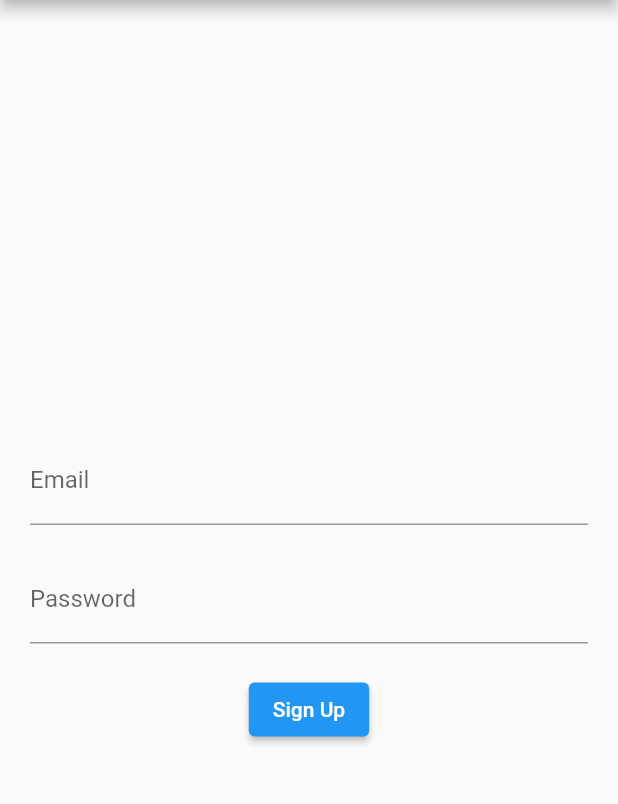
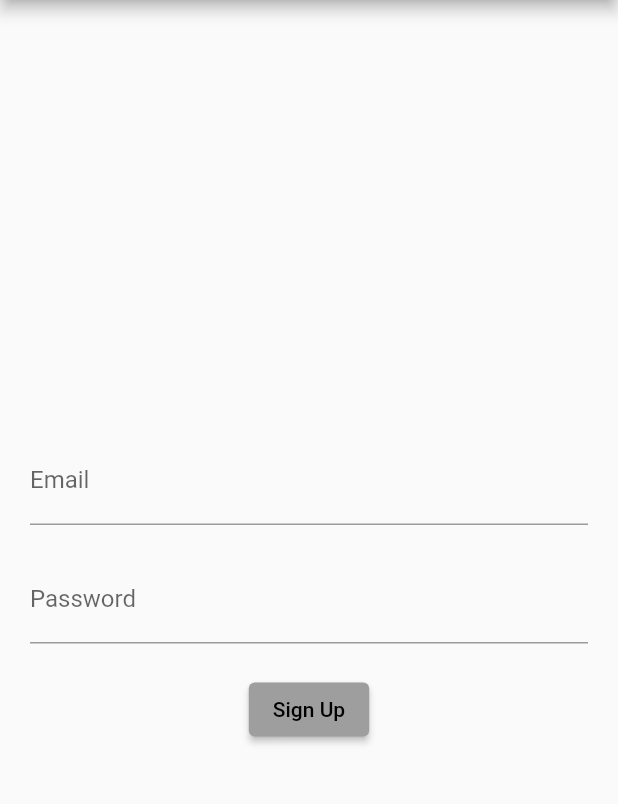
Before and after one commit to shivamnayakdatopic/Form-Validation-Using-Bloc, a Flutter app: the screen it shows after launch, after a tap on "Sign Up", on a phone screen of 412 x 824 dp, the part 84-888 px from its top. Run offline on Flutter 3.47's test engine with Material 2 defaults, Android fonts, the phone set to English and light mode, and no system bars; our stand-ins replace email_validator, flutter_bloc.

```diff
--- a/lib/Screen/signup/signup.dart
+++ b/lib/Screen/signup/signup.dart
@@ -3,7 +3,10 @@ import 'package:flutter_bloc/flutter_bloc.dart';
 import 'package:form_validation/Screen/signup/signup_bloc/signup_bloc_bloc.dart';
 
 class SignUp extends StatelessWidget {
-  const SignUp({super.key});
+  SignUp({super.key});
+
+  TextEditingController emailValue = TextEditingController();
+  TextEditingController passwordValue = TextEditingController();
 
   @override
   Widget build(BuildContext context) {
@@ -20,7 +23,7 @@ class SignUp extends StatelessWidget {
           child: Column(
             mainAxisAlignment: MainAxisAlignment.center,
             children: [
-              BlocBuilder<SignupBlocBloc, SignupBlocState>(
+              BlocBuilder<SignupBloc, SignupBlocState>(
                 builder: (context, state) {
                   if (state is SignupError) {
                     return Text(
@@ -33,26 +36,51 @@ class SignUp extends StatelessWidget {
                 },
               ),
               const SizedBox(height: 20.0),
-              const TextField(
-                // onChanged: (value) {
-                //   BlocProvider.of<SignupBlocBloc>(context).add(OnChangeField(email,password));
-                // },
-                decoration: InputDecoration(
+              TextField(
+                onChanged: (value) {
+                  BlocProvider.of<SignupBloc>(context)
+                      .add(OnChangeField(emailValue.text, passwordValue.text));
+                },
+                controller: emailValue,
+                decoration: const InputDecoration(
                   labelText: 'Email',
                 ),
               ),
               const SizedBox(height: 20.0),
-              const TextField(
+              TextField(
+                onChanged: (value) {
+                  BlocProvider.of<SignupBloc>(context)
+                      .add(OnChangeField(emailValue.text, passwordValue.text));
+                },
+                controller: passwordValue,
                 obscureText: true,
-                decoration: InputDecoration(
+                decoration: const InputDecoration(
                   labelText: 'Password',
                 ),
               ),
               const SizedBox(height: 20.0),
-              ElevatedButton(
-                child: Text('Sign Up'),
-                onPressed: () {
-                  // Perform signup logic here
+              BlocBuilder<SignupBloc, SignupBlocState>(
+                builder: (context, state) {
+                  if (state is SignupLoading) {
+                    const Center(
+                      child: CircularProgressIndicator(),
+                    );
+                  }
+                  return ElevatedButton(
+                    style: ElevatedButton.styleFrom(
+                        backgroundColor:
+                            (state is SignupValid) ? Colors.blue : Colors.grey),
+                    child: const Text(
+                      'Sign Up',
+                      style: TextStyle(color: Colors.black),
+                    ),
+                    onPressed: () {
+                      if (state is SignupValid) {
+                        BlocProvider.of<SignupBloc>(context).add(
+                            SignUpButton(emailValue.text, passwordValue.text));
+                      }
+                    },
+                  );
                 },
               ),
             ],
--- a/lib/Screen/signup/signup_bloc/signup_bloc_bloc.dart
+++ b/lib/Screen/signup/signup_bloc/signup_bloc_bloc.dart
@@ -5,10 +5,10 @@ import 'package:meta/meta.dart';
 part 'signup_bloc_event.dart';
 part 'signup_bloc_state.dart';
 
-class SignupBlocBloc extends Bloc<SignupBlocEvent, SignupBlocState> {
-  SignupBlocBloc() : super(SignupInitial()) {
+class SignupBloc extends Bloc<SignupBlocEvent, SignupBlocState> {
+  SignupBloc() : super(SignupInitial()) {
     on<OnChangeField>((event, emit) {
-      if (event.email == "" && EmailValidator.validate(event.email) == false) {
+      if (EmailValidator.validate(event.email) == false) {
         emit(SignupError("Please enter valid email"));
       } else if (event.password.length <= 7) {
         emit(SignupError("Please enter valid password"));
@@ -18,7 +18,7 @@ class SignupBlocBloc extends Bloc<SignupBlocEvent, SignupBlocState> {
     });
 
     on<SignUpButton>((event, emit) {
-      emit(SignupLoading());
+
     });
   }
 }
--- a/lib/main.dart
+++ b/lib/main.dart
@@ -18,8 +18,8 @@ class MyApp extends StatelessWidget {
         primarySwatch: Colors.blue,
       ),
       home:  BlocProvider(
-        create: (context) => SignupBlocBloc(),
-        child: const SignUp(),
+        create: (context) => SignupBloc(),
+        child:  SignUp(),
       ),
     );
   }
```
